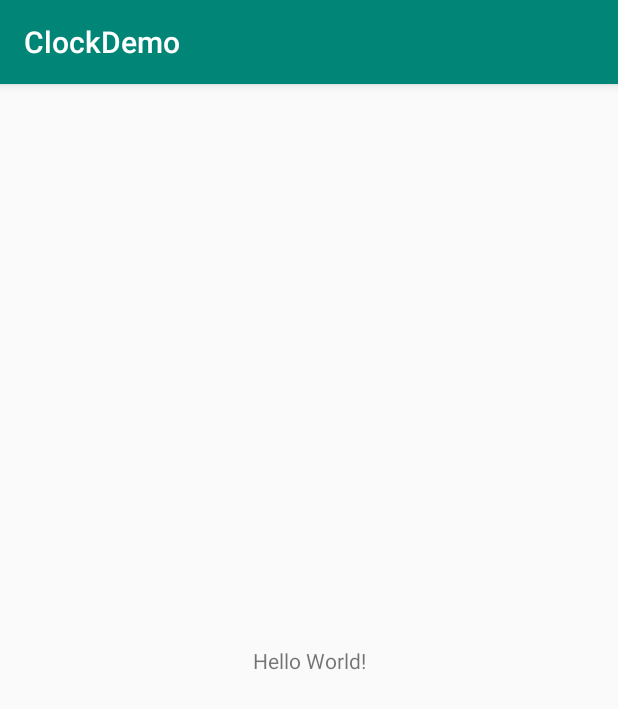
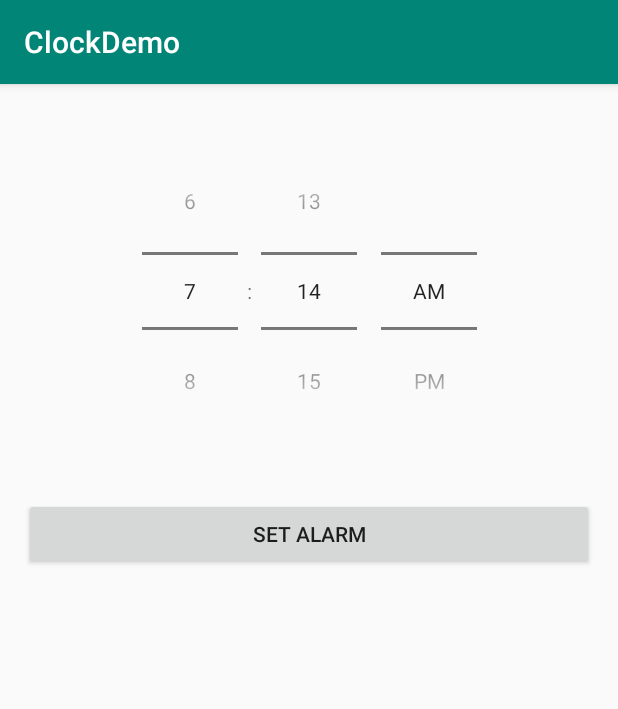
Before and after one commit to duffyevan/CS4518_TopicSurvey, an Android app: the screen it shows after launch (MainActivity), on a phone screen of 412 x 824 dp. Shown: the top 709 px of the screen. Run offline under Robolectric (Android 15) with nearby library versions, the phone set to English and light mode, and no system bars.

Commit message:
Created UI

```diff
--- a/app/src/main/res/layout/activity_main.xml
+++ b/app/src/main/res/layout/activity_main.xml
@@ -6,13 +6,28 @@
     android:layout_height="match_parent"
     tools:context=".MainActivity">
 
-    <TextView
+    <TimePicker
+        android:id="@+id/timePicker"
         android:layout_width="wrap_content"
         android:layout_height="wrap_content"
-        android:text="Hello World!"
-        app:layout_constraintBottom_toBottomOf="parent"
-        app:layout_constraintLeft_toLeftOf="parent"
-        app:layout_constraintRight_toRightOf="parent"
+        android:layout_marginStart="16dp"
+        android:layout_marginTop="32dp"
+        android:layout_marginEnd="16dp"
+        android:timePickerMode="spinner"
+        app:layout_constraintEnd_toEndOf="parent"
+        app:layout_constraintStart_toStartOf="parent"
         app:layout_constraintTop_toTopOf="parent" />
 
+    <Button
+        android:id="@+id/customButton"
+        android:layout_width="0dp"
+        android:layout_height="wrap_content"
+        android:layout_marginStart="16dp"
+        android:layout_marginTop="32dp"
+        android:layout_marginEnd="16dp"
+        android:text="@string/setAlarm"
+        app:layout_constraintEnd_toEndOf="parent"
+        app:layout_constraintStart_toStartOf="parent"
+        app:layout_constraintTop_toBottomOf="@+id/timePicker" />
+
 </android.support.constraint.ConstraintLayout>
--- a/app/src/main/res/values/strings.xml
+++ b/app/src/main/res/values/strings.xml
@@ -1,3 +1,5 @@
 <resources>
     <string name="app_name">ClockDemo</string>
+
+    <string name="setAlarm">Set Alarm</string>
 </resources>
```
